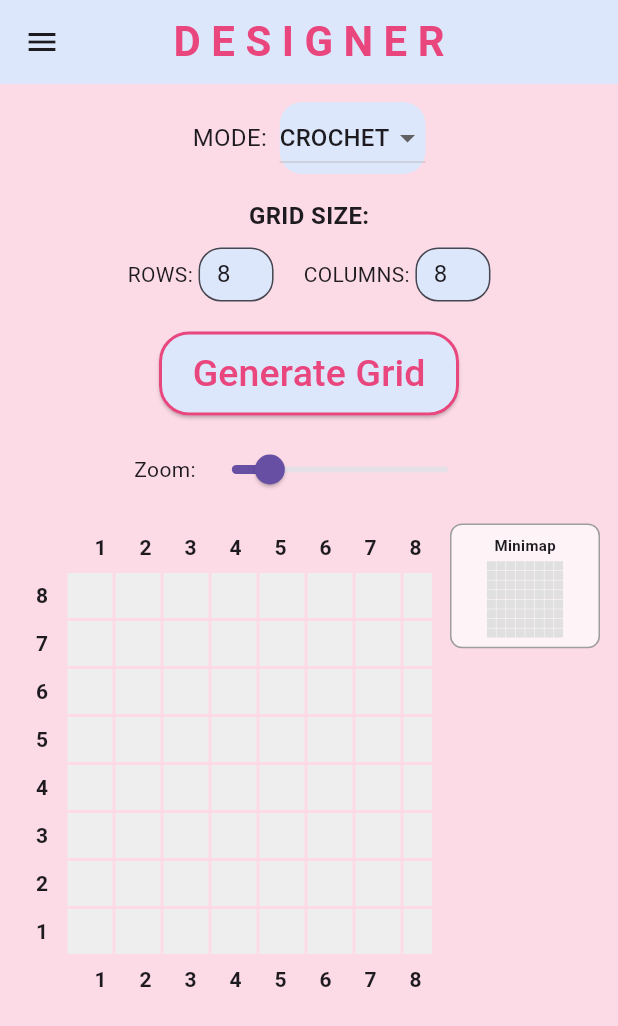
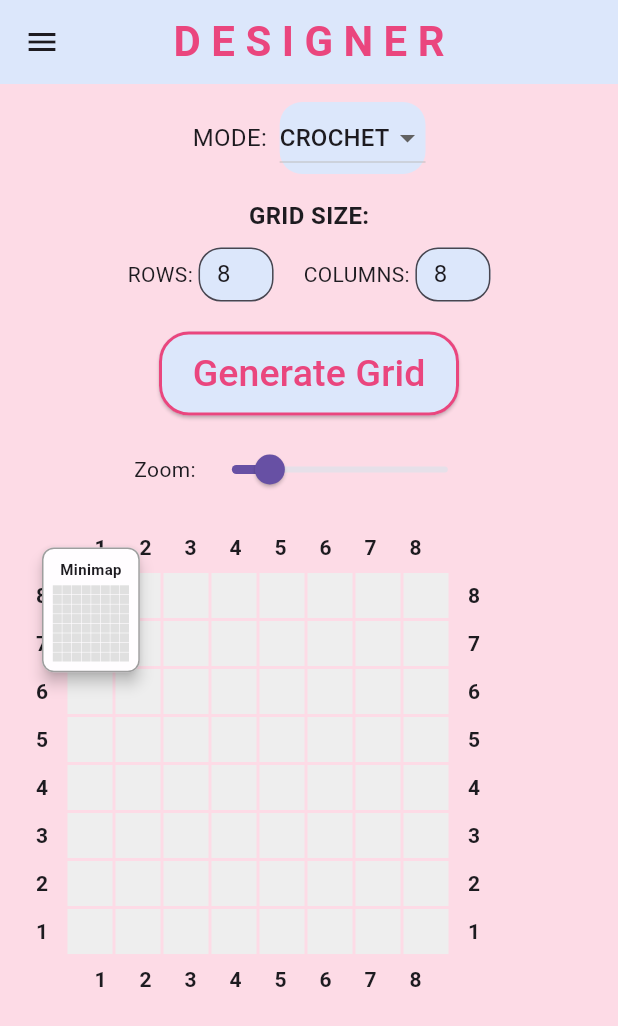
Before and after one commit to Ayesha-Jan/stitch-atlas, a Flutter app: the Designer screen opened by its route, after a tap on "Generate Grid", on a phone screen of 412 x 824 dp. Shown: the top 1026 px of the screen. Run offline on Flutter 3.47's test engine with Material 3 defaults, Android fonts, the phone set to English and light mode, and no system bars.

Commit message:
Fixed minimap position issues

```diff
--- a/lib/pages/designer.dart
+++ b/lib/pages/designer.dart
@@ -290,8 +290,7 @@ class _DesignerState extends State<Designer> {
               // GRID + MINIMAP ROW
               if (gridGenerated)
                 Expanded(
-                  child: Row(
-                    crossAxisAlignment: CrossAxisAlignment.start,
+                  child: Stack(
                     children: [
                       // Main Grid with labels & zoom & scroll
                       Expanded(
@@ -395,10 +394,13 @@ class _DesignerState extends State<Designer> {
 
                       // Floating Minimap (bottom-left)
                       Positioned(
+                        top: 16,
                         left: 16,
-                        bottom: 16,
+                        child: Material(
+                          elevation: 4,
+                          borderRadius: BorderRadius.circular(8),
                           child: Container(
-                          width: (generatedWidth * miniCellSize * 0.7).clamp(100, 200).toDouble(),
+                            constraints: BoxConstraints(maxWidth: 200, maxHeight: 200),
                             padding: EdgeInsets.all(6),
                             decoration: BoxDecoration(
                               color: Colors.white70,
@@ -410,8 +412,10 @@ class _DesignerState extends State<Designer> {
                               children: [
                                 Text("Minimap", style: TextStyle(fontSize: 10, fontWeight: FontWeight.bold)),
                                 SizedBox(height: 4),
-                              FittedBox(
-                                fit: BoxFit.contain,
+                                SingleChildScrollView(
+                                  scrollDirection: Axis.vertical,
+                                  child: SingleChildScrollView(
+                                    scrollDirection: Axis.horizontal,
                                     child: Column(
                                       mainAxisSize: MainAxisSize.min,
                                       children: List.generate(generatedHeight, (row) {
@@ -422,14 +426,18 @@ class _DesignerState extends State<Designer> {
                                               width: miniCellSize,
                                               height: miniCellSize,
                                               margin: EdgeInsets.all(0.2),
-                                          color: grid[row][col].isEmpty ? Colors.grey[300] : Colors.pink[200],
+                                              color: grid[row][col].isEmpty
+                                                  ? Colors.grey[300]
+                                                  : Colors.pink[200],
                                             );
                                           }),
                                         );
                                       }),
                                     ),
                                   ),
+                                ),
                               ],
+                            ),
                           ),
                         ),
                       ),
```
Lines whose indentation alone changed are shown as unchanged.
